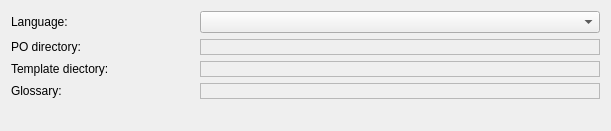
The window that src/project/prefs_projectmain.ui (KDE/lokalize) describes before a commit, drawn with Qt 5.
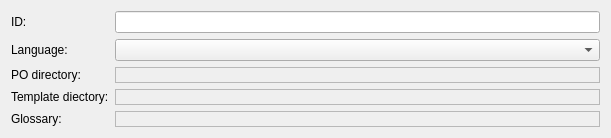
The same window after the commit. Custom widgets are drawn as their Qt base class.

Diff of the .ui file:
```diff
--- a/src/project/prefs_projectmain.ui
+++ b/src/project/prefs_projectmain.ui
@@ -10,14 +10,14 @@
    </rect>
   </property>
   <layout class="QGridLayout" >
-   <item row="0" column="0" >
+   <item row="1" column="0" >
     <widget class="QLabel" name="label_2" >
      <property name="text" >
       <string>Language:</string>
      </property>
     </widget>
    </item>
-   <item row="0" column="1" >
+   <item row="1" column="1" >
     <widget class="QComboBox" name="LangCode" >
      <property name="minimumSize" >
       <size>
@@ -27,7 +27,7 @@
      </property>
     </widget>
    </item>
-   <item row="1" column="1" >
+   <item row="2" column="1" >
     <widget class="KUrlRequester" name="poBaseDir" >
      <property name="sizePolicy" >
       <sizepolicy vsizetype="Minimum" hsizetype="Preferred" >
@@ -49,29 +49,29 @@
      </property>
     </widget>
    </item>
-   <item row="2" column="1" >
-    <widget class="KUrlRequester" name="potBaseDir" >
-     <property name="sizePolicy" >
-      <sizepolicy vsizetype="Fixed" hsizetype="Preferred" >
-       <horstretch>0</horstretch>
-       <verstretch>0</verstretch>
-      </sizepolicy>
-     </property>
-     <property name="minimumSize" >
-      <size>
-       <width>400</width>
-       <height>16</height>
-      </size>
-     </property>
-     <property name="frameShape" >
-      <enum>QFrame::StyledPanel</enum>
-     </property>
-     <property name="frameShadow" >
-      <enum>QFrame::Raised</enum>
-     </property>
-    </widget>
-   </item>
    <item row="3" column="1" >
+    <widget class="KUrlRequester" name="potBaseDir" >
+     <property name="sizePolicy" >
+      <sizepolicy vsizetype="Fixed" hsizetype="Preferred" >
+       <horstretch>0</horstretch>
+       <verstretch>0</verstretch>
+      </sizepolicy>
+     </property>
+     <property name="minimumSize" >
+      <size>
+       <width>400</width>
+       <height>16</height>
+      </size>
+     </property>
+     <property name="frameShape" >
+      <enum>QFrame::StyledPanel</enum>
+     </property>
+     <property name="frameShadow" >
+      <enum>QFrame::Raised</enum>
+     </property>
+    </widget>
+   </item>
+   <item row="4" column="1" >
     <widget class="KUrlRequester" name="glossaryTbx" >
      <property name="sizePolicy" >
       <sizepolicy vsizetype="Fixed" hsizetype="Preferred" >
@@ -93,7 +93,7 @@
      </property>
     </widget>
    </item>
-   <item row="1" column="0" >
+   <item row="2" column="0" >
     <widget class="QLabel" name="textLabel2_2" >
      <property name="text" >
       <string>PO directory:</string>
@@ -103,7 +103,7 @@
      </property>
     </widget>
    </item>
-   <item row="2" column="0" >
+   <item row="3" column="0" >
     <widget class="QLabel" name="textLabel2" >
      <property name="text" >
       <string>Template diectory:</string>
@@ -113,14 +113,14 @@
      </property>
     </widget>
    </item>
-   <item row="3" column="0" >
+   <item row="4" column="0" >
     <widget class="QLabel" name="label" >
      <property name="text" >
       <string>Glossary:</string>
      </property>
     </widget>
    </item>
-   <item row="4" column="1" >
+   <item row="5" column="1" >
     <spacer>
      <property name="orientation" >
       <enum>Qt::Vertical</enum>
@@ -133,6 +133,16 @@
      </property>
     </spacer>
    </item>
+   <item row="0" column="1" >
+    <widget class="QLineEdit" name="kcfg_id" />
+   </item>
+   <item row="0" column="0" >
+    <widget class="QLabel" name="label_3" >
+     <property name="text" >
+      <string>ID:</string>
+     </property>
+    </widget>
+   </item>
   </layout>
   <widget class="RelPathSaver" name="kcfg_PoBaseDir" >
    <property name="geometry" >
```
